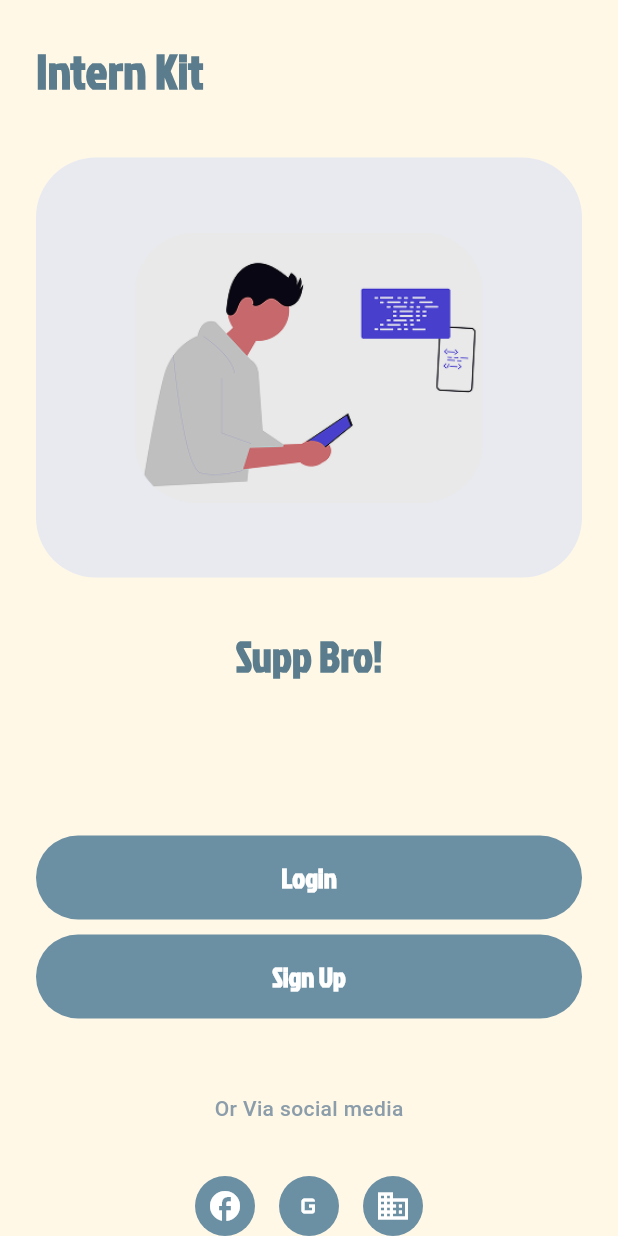
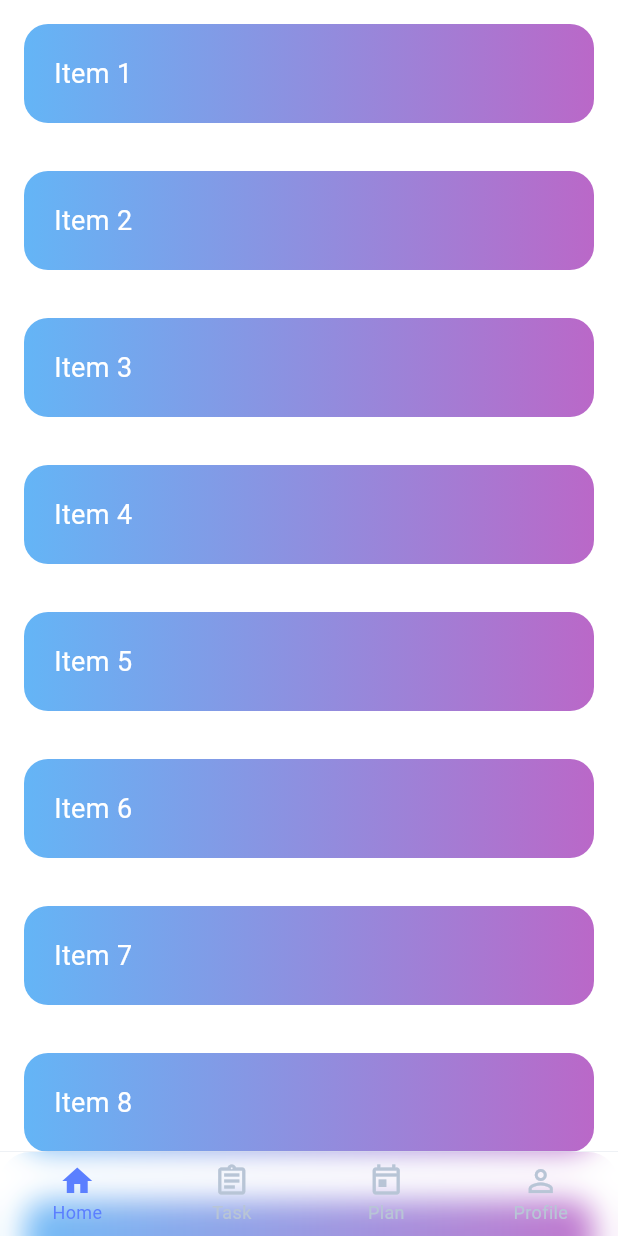
Before and after one commit to emem200320/projectkit-flutter, a Flutter app: the screen it shows after launch, on a phone screen of 412 x 824 dp. Run offline on Flutter 3.47's test engine with Material 3 defaults, Android fonts, the phone set to English and light mode, and no system bars.

Commit message:
added bottom nav bar

```diff
--- a/lib/main.dart
+++ b/lib/main.dart
@@ -1,5 +1,5 @@
 import 'package:flutter/material.dart';
-import 'pages/login_page.dart';
+import 'pages/screen/bottom_navbar.dart';
 
 void main() {
   runApp(const MyApp());
@@ -11,6 +11,9 @@ class MyApp extends StatelessWidget {
   // This widget is the root of your application.
   @override
   Widget build(BuildContext context) {
-    return MaterialApp(debugShowCheckedModeBanner: false, home: LoginPage());
+    return MaterialApp(
+      debugShowCheckedModeBanner: false,
+      home: const BottomNavBar(),
+    );
   }
 }
--- a/lib/pages/login_page.dart
+++ b/lib/pages/login_page.dart
@@ -20,7 +20,7 @@ class _LoginPageState extends State<LoginPage> {
           child: Column(
             crossAxisAlignment: CrossAxisAlignment.start,
             children: [
-              SizedBox(height: 24),
+              SizedBox(height: 20),
               Text(
                 'Intern Kit',
                 style: TextStyle(
@@ -30,7 +30,7 @@ class _LoginPageState extends State<LoginPage> {
                   color: Color(0xFF5B7C8D),
                 ),
               ),
-              SizedBox(height: 35),
+              SizedBox(height: 20),
               Container(
                 width: double.infinity,
                 padding: EdgeInsets.symmetric(horizontal: 40, vertical: 50),
@@ -44,7 +44,7 @@ class _LoginPageState extends State<LoginPage> {
                   height: 180,
                 ),
               ),
-              SizedBox(height: 32),
+              SizedBox(height: 20),
               Center(
                 child: Text(
                   'Supp Bro!',
@@ -123,7 +123,7 @@ class _LoginPageState extends State<LoginPage> {
                   ),
                 ),
               ),
-              SizedBox(height: 50),
+              SizedBox(height: 30),
               Center(
                 child: Text(
                   'Or Via social media',
@@ -134,28 +134,30 @@ class _LoginPageState extends State<LoginPage> {
                   ),
                 ),
               ),
-              SizedBox(height: 35),
+              SizedBox(height: 25),
               Row(
                 mainAxisAlignment: MainAxisAlignment.center,
                 children: [
                   // Facebook
                   Container(
-                    width: 40,
-                    height: 40,
+                    width: 30,
+                    height: 30,
                     decoration: BoxDecoration(
                       color: Color(0xFF6B8FA3),
                       shape: BoxShape.circle,
                     ),
                     child: IconButton(
-                      icon: Icon(Icons.facebook, color: Colors.white, size: 24),
+                      icon: Icon(Icons.facebook,
+                      color: Colors.white,
+                      size: 15),
                       onPressed: () {},
                     ),
                   ),
-                  SizedBox(width: 16),
+                  SizedBox(width: 13),
                   // Google
                   Container(
-                    width: 40,
-                    height: 40,
+                    width: 30,
+                    height: 30,
                     decoration: BoxDecoration(
                       color: Color(0xFF6B8FA3),
                       shape: BoxShape.circle,
@@ -164,27 +166,32 @@ class _LoginPageState extends State<LoginPage> {
                       icon: Icon(
                         Icons.g_mobiledata,
                         color: Colors.white,
-                        size: 24,
+                        size: 15,
                       ),
                       onPressed: () {},
                     ),
                   ),
-                  SizedBox(width: 16),
+                  SizedBox(width: 13),
                   // LinkedIn
                   Container(
-                    width: 40,
-                    height: 40,
+                    width: 30,
+                    height: 30,
                     decoration: BoxDecoration(
                       color: Color(0xFF6B8FA3),
                       shape: BoxShape.circle,
                     ),
                     child: IconButton(
-                      icon: Icon(Icons.business, color: Colors.white, size: 24),
+                      icon: Icon(Icons.business, color:
+                      Colors.white,
+                      size: 15),
                       onPressed: () {},
                     ),
+
                   ),
+
                 ],
               ),
+               SizedBox(height:20)
             ],
           ),
         ),
--- /dev/null
+++ b/lib/pages/screen/bottom_navbar.dart
@@ -0,0 +1,103 @@
+import 'package:flutter/material.dart';
+import 'dart:ui';
+
+class BottomNavBar extends StatefulWidget {
+  const BottomNavBar({super.key});
+
+  @override
+  State<BottomNavBar> createState() => _BottomNavBarState();
+}
+
+class _BottomNavBarState extends State<BottomNavBar> {
+  int _selectedIndex = 0;
+
+  @override
+  Widget build(BuildContext context) {
+    return Scaffold(
+      backgroundColor: Colors.white,
+      extendBody: true, // Content goes behind navbar
+      body: ListView.builder(
+        padding: const EdgeInsets.only(bottom: 100), // Space for navbar
+        itemCount: 12,
+        itemBuilder: (context, index) {
+          return Container(
+            margin: const EdgeInsets.all(16),
+            padding: const EdgeInsets.all(20),
+            decoration: BoxDecoration(
+              gradient: LinearGradient(
+                colors: [Colors.blue.shade300, Colors.purple.shade300],
+              ),
+              borderRadius: BorderRadius.circular(16),
+            ),
+            child: Text(
+              'Item ${index + 1}',
+              style: const TextStyle(color: Colors.white, fontSize: 18),
+            ),
+          );
+        },
+      ),
+      bottomNavigationBar: Container(
+        decoration: const BoxDecoration(
+          border: Border(
+            top: BorderSide(
+              color: Color(0xFFE8ECF2),
+              width: 0.5,
+            ),
+          ),
+        ),
+        child: ClipRRect(
+          borderRadius: const BorderRadius.only(
+            topLeft: Radius.circular(20),
+            topRight: Radius.circular(20),
+          ),
+          child: BackdropFilter(
+            filter: ImageFilter.blur(sigmaX: 10, sigmaY: 10),
+            child: Container(
+              decoration: BoxDecoration(
+                color: Colors.white.withOpacity(0.1), // More transparent to see blur
+                borderRadius: const BorderRadius.only(
+                  topLeft: Radius.circular(20),
+                  topRight: Radius.circular(20),
+                ),
+              ),
+              child: BottomNavigationBar(
+                currentIndex: _selectedIndex,
+                onTap: (index) {
+                  setState(() {
+                    _selectedIndex = index;
+                  });
+                },
+                type: BottomNavigationBarType.fixed,
+                backgroundColor: const Color.fromARGB(0, 199, 199, 199),
+                selectedItemColor: const Color(0xFF5B7FFF),
+                unselectedItemColor: const Color(0xFFB8C5D6),
+                selectedFontSize: 12,
+                unselectedFontSize: 12,
+                iconSize: 24,
+                elevation: 0,
+                items: const [
+                  BottomNavigationBarItem(
+                    icon: Icon(Icons.home),
+                    label: 'Home',
+                  ),
+                  BottomNavigationBarItem(
+                    icon: Icon(Icons.assignment_outlined),
+                    label: 'Task',
+                  ),
+                  BottomNavigationBarItem(
+                    icon: Icon(Icons.today_outlined),
+                    label: 'Plan',
+                  ),
+                  BottomNavigationBarItem(
+                    icon: Icon(Icons.person_outline),
+                    label: 'Profile',
+                  ),
+                ],
+              ),
+            ),
+          ),
+        ),
+      ),
+    );
+  }
+}
--- a/pubspec.yaml
+++ b/pubspec.yaml
@@ -31,9 +31,12 @@ dependencies:
   flutter:
     sdk: flutter
 
+
   # The following adds the Cupertino Icons font to your application.
   # Use with the CupertinoIcons class for iOS style icons.
   cupertino_icons: ^1.0.8
+  lottie: ^3.3.1
+
 
 dev_dependencies:
   flutter_test:
```
Also changed, not shown: lib/pages/screen/home_screen.dart (added), pubspec.lock.
